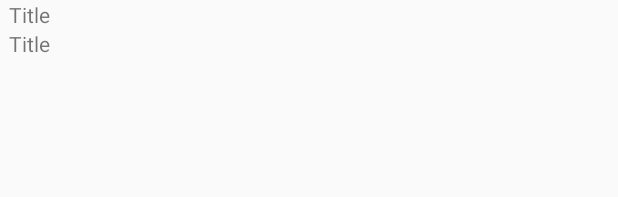
After one commit to rohitksingh/Demo-Asign, an Android app: the layout notely_list_item.xml on its own in the app's theme, with its tools: preview values and no code run, on a phone screen of 412 x 824 dp. The commit adds this screen. Shown: the top 197 px of the screen. Run offline under Robolectric (Android 15) with nearby library versions, the phone set to English and light mode, and no system bars.

Commit message:
Recycler View with dummy list Added

```diff
--- a/Notely/app/src/main/res/layout/filter_drawer_layout.xml
+++ b/Notely/app/src/main/res/layout/filter_drawer_layout.xml
@@ -23,7 +23,7 @@
             android:id="@+id/story"
             />
         <include layout="@layout/filter_item"
-            android:id="@+id/all_filters"
+            android:id="@+id/poem"
             />
     </LinearLayout>
     <Button
--- /dev/null
+++ b/Notely/app/src/main/res/layout/notely_list_item.xml
@@ -0,0 +1,21 @@
+<?xml version="1.0" encoding="utf-8"?>
+<RelativeLayout xmlns:android="http://schemas.android.com/apk/res/android"
+    android:layout_width="match_parent"
+    android:layout_height="wrap_content">
+   <TextView
+       android:id="@+id/title"
+       android:layout_width="wrap_content"
+       android:layout_height="wrap_content"
+       android:text="Title"
+       android:layout_marginLeft="6dp"
+       />
+    <TextView
+        android:id="@+id/gist"
+        android:layout_width="wrap_content"
+        android:layout_height="wrap_content"
+        android:text="Title"
+        android:layout_marginLeft="6dp"
+        android:layout_below="@id/title"
+        />
+
+</RelativeLayout>
```
Also changed, not shown: Notely/app/src/main/java/rohksin/com/notely/Activities/NotelyListActivity.java (+63 -4 lines), Notely/app/src/main/java/rohksin/com/notely/Adapters/NotelyListAdapter.java (added, +64 -0 lines), Notely/app/src/main/java/rohksin/com/notely/Dummy.java (added, +34 -0 lines), Notely/app/src/main/java/rohksin/com/notely/Models/Note.java (added, +28 -0 lines), Notely/app/src/main/res/layout/notely_list_activity.xml (+3 -8 lines).
